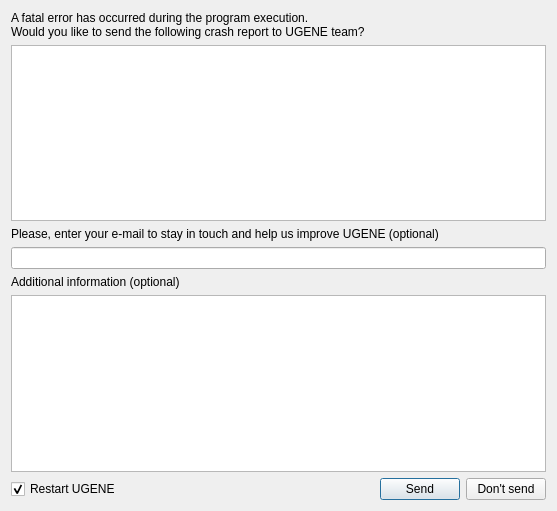
violethaze74/ugene, file src/ugenem/src/ui/SendReportDialog.ui: the form before one commit.
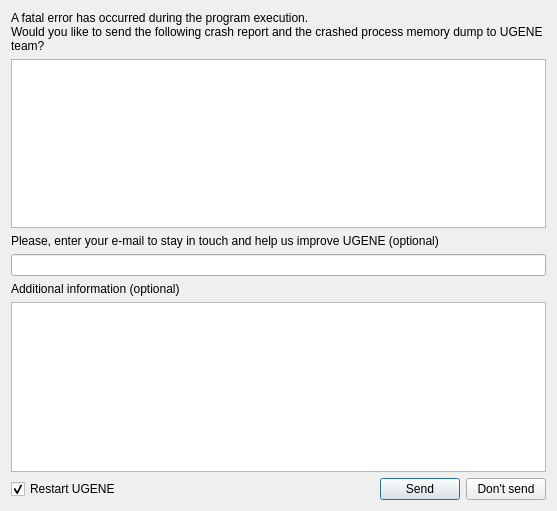
The form after the commit. Icons and pictures are not drawn.

Commit message: UGENE-4454: Embed Google Breakpad framework instead of UGENE crash handler

```diff
--- a/src/ugenem/src/ui/SendReportDialog.ui
+++ b/src/ugenem/src/ui/SendReportDialog.ui
@@ -22,7 +22,10 @@
     <widget class="QLabel" name="label">
      <property name="text">
       <string>A fatal error has occurred during the program execution.
-Would you like to send the following crash report to UGENE team?</string>
+Would you like to send the following crash report and the crashed process memory dump to UGENE team?</string>
+     </property>
+     <property name="wordWrap">
+      <bool>true</bool>
      </property>
     </widget>
    </item>
```
The commit also changes 59 other files.
